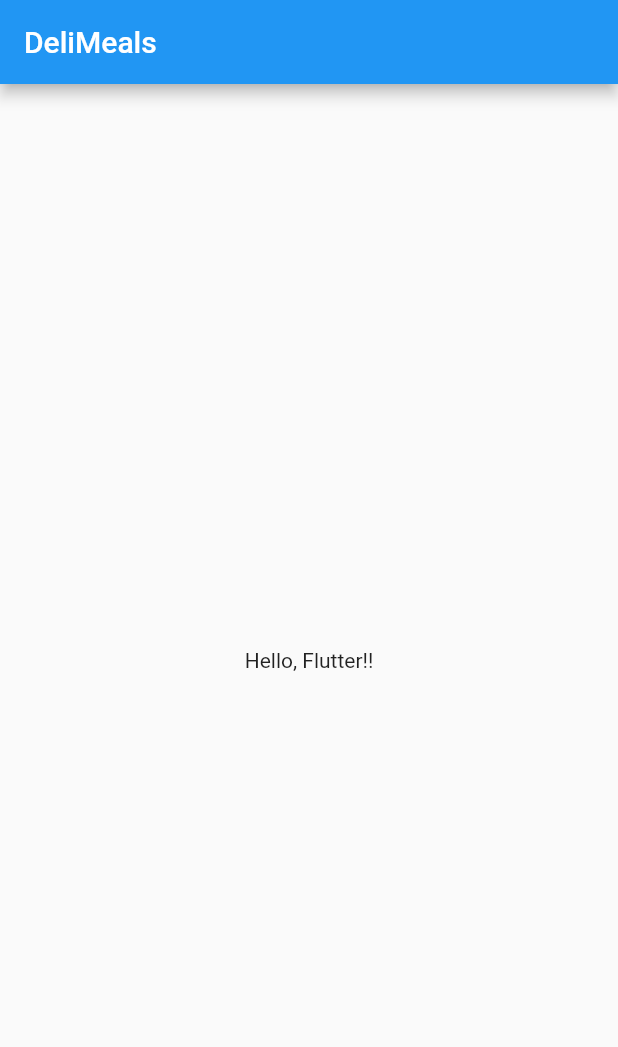
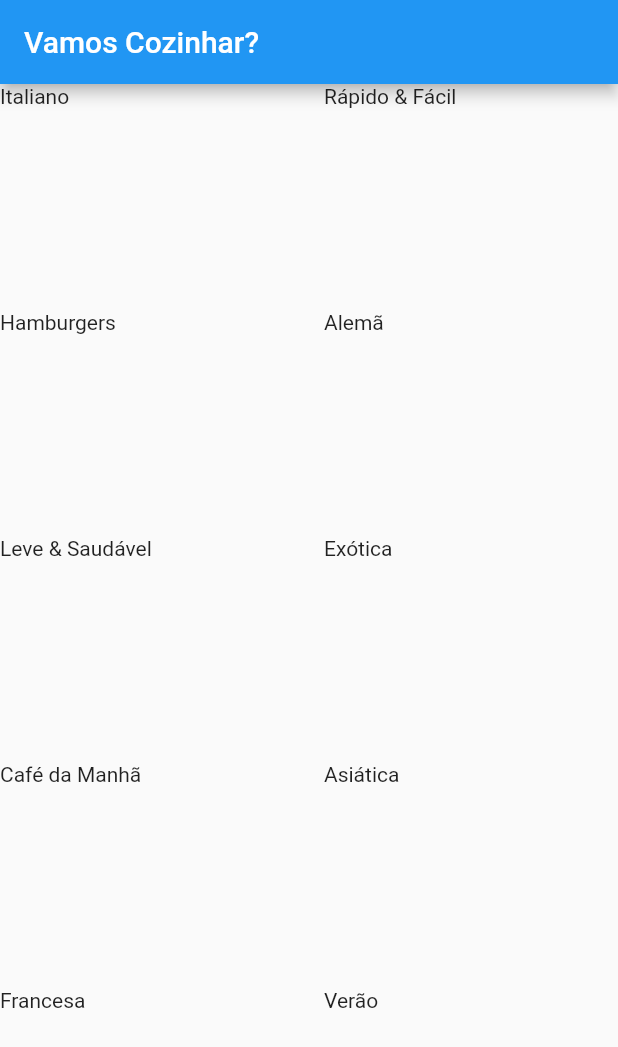
Before and after one commit to AlexBitar80/meal-app-flutter, a Flutter app: the screen it shows after launch, on a phone screen of 412 x 824 dp. Shown: the top 1047 px of the screen. Run offline on Flutter 3.47's test engine with Material 2 defaults, Android fonts, the phone set to English and light mode, and no system bars.

Commit message:
feat: adicionado componente de items de categoria para tela inicial

```diff
--- /dev/null
+++ b/lib/components/category_item.dart
@@ -0,0 +1,18 @@
+import 'package:flutter/material.dart';
+import 'package:meals/models/category_model.dart';
+
+class CategoryItem extends StatelessWidget {
+  final Category category;
+
+  const CategoryItem({
+    super.key,
+    required this.category,
+  });
+
+  @override
+  Widget build(BuildContext context) {
+    return SizedBox(
+      child: Text(category.title),
+    );
+  }
+}
--- /dev/null
+++ b/lib/data/dummy_data.dart
@@ -0,0 +1,56 @@
+import 'package:flutter/material.dart';
+import 'package:meals/models/category_model.dart';
+
+// ignore: constant_identifier_names
+const List<Category> DUMMY_CATEGORIES = [
+  Category(
+    id: 'c1',
+    title: 'Italiano',
+    color: Colors.purple,
+  ),
+  Category(
+    id: 'c2',
+    title: 'Rápido & Fácil',
+    color: Colors.red,
+  ),
+  Category(
+    id: 'c3',
+    title: 'Hamburgers',
+    color: Colors.orange,
+  ),
+  Category(
+    id: 'c4',
+    title: 'Alemã',
+    color: Colors.amber,
+  ),
+  Category(
+    id: 'c5',
+    title: 'Leve & Saudável',
+    color: Colors.amber,
+  ),
+  Category(
+    id: 'c6',
+    title: 'Exótica',
+    color: Colors.green,
+  ),
+  Category(
+    id: 'c7',
+    title: 'Café da Manhã',
+    color: Colors.lightBlue,
+  ),
+  Category(
+    id: 'c8',
+    title: 'Asiática',
+    color: Colors.lightGreen,
+  ),
+  Category(
+    id: 'c9',
+    title: 'Francesa',
+    color: Colors.pink,
+  ),
+  Category(
+    id: 'c10',
+    title: 'Verão',
+    color: Colors.teal,
+  ),
+];
--- a/lib/main.dart
+++ b/lib/main.dart
@@ -1,4 +1,5 @@
 import 'package:flutter/material.dart';
+import 'package:meals/pages/categories/categories_page.dart';
 
 void main() => runApp(const MyApp());
 
@@ -12,35 +13,7 @@ class MyApp extends StatelessWidget {
       theme: ThemeData(
         primarySwatch: Colors.blue,
       ),
-      home: const MyHomePage(),
+      home: const CategoriesPage(),
     );
   }
 }
-
-class MyHomePage extends StatefulWidget {
-  @override
-  // ignore: library_private_types_in_public_api
-  _MyHomePageState createState() => _MyHomePageState();
-
-  const MyHomePage({
-    Key? key,
-  }) : super(key: key);
-}
-
-class _MyHomePageState extends State<MyHomePage> {
-  @override
-  Widget build(BuildContext context) {
-    return Scaffold(
-      appBar: AppBar(
-        title: const Text(
-          'DeliMeals',
-        ),
-      ),
-      body: const Center(
-        child: Text(
-          'Hello, Flutter!!',
-        ),
-      ),
-    );
-  }
-}
--- /dev/null
+++ b/lib/pages/categories/categories_page.dart
@@ -0,0 +1,27 @@
+import 'package:flutter/material.dart';
+import 'package:meals/components/category_item.dart';
+import 'package:meals/data/dummy_data.dart';
+
+class CategoriesPage extends StatelessWidget {
+  const CategoriesPage({super.key});
+
+  @override
+  Widget build(BuildContext context) {
+    return Scaffold(
+      appBar: AppBar(
+        title: const Text('Vamos Cozinhar?'),
+      ),
+      body: GridView(
+        gridDelegate: const SliverGridDelegateWithMaxCrossAxisExtent(
+          maxCrossAxisExtent: 200,
+          childAspectRatio: 3 / 2,
+          crossAxisSpacing: 20,
+          mainAxisSpacing: 20,
+        ),
+        children: DUMMY_CATEGORIES.map((category) {
+          return CategoryItem(category: category);
+        }).toList(),
+      ),
+    );
+  }
+}
```
